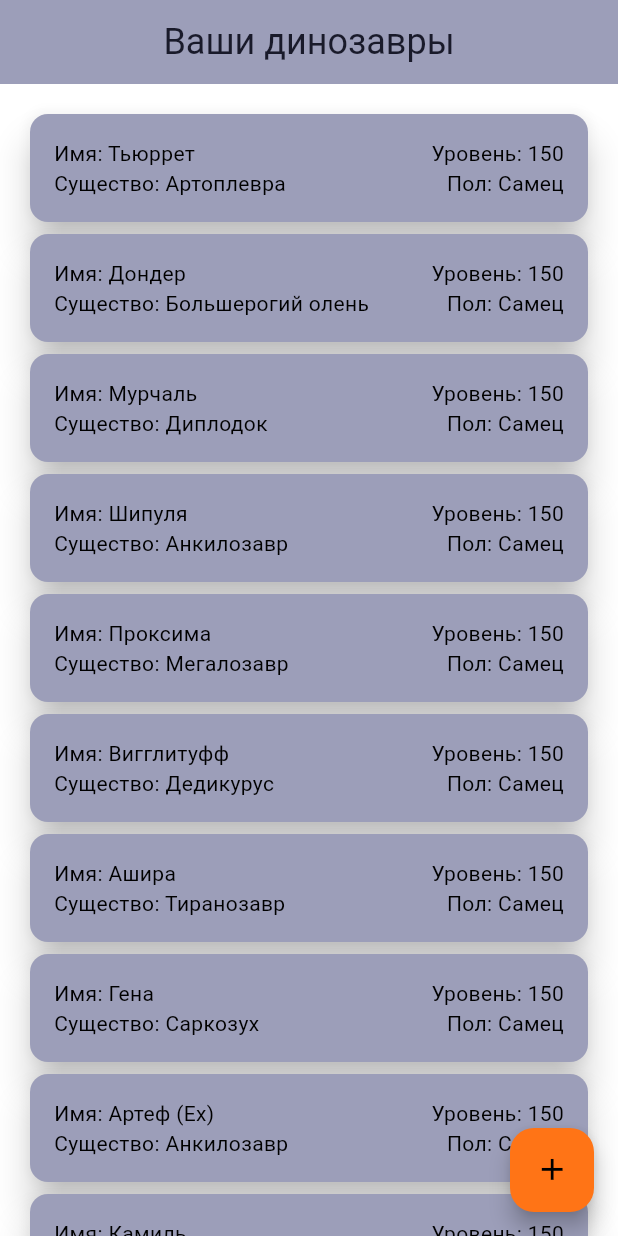
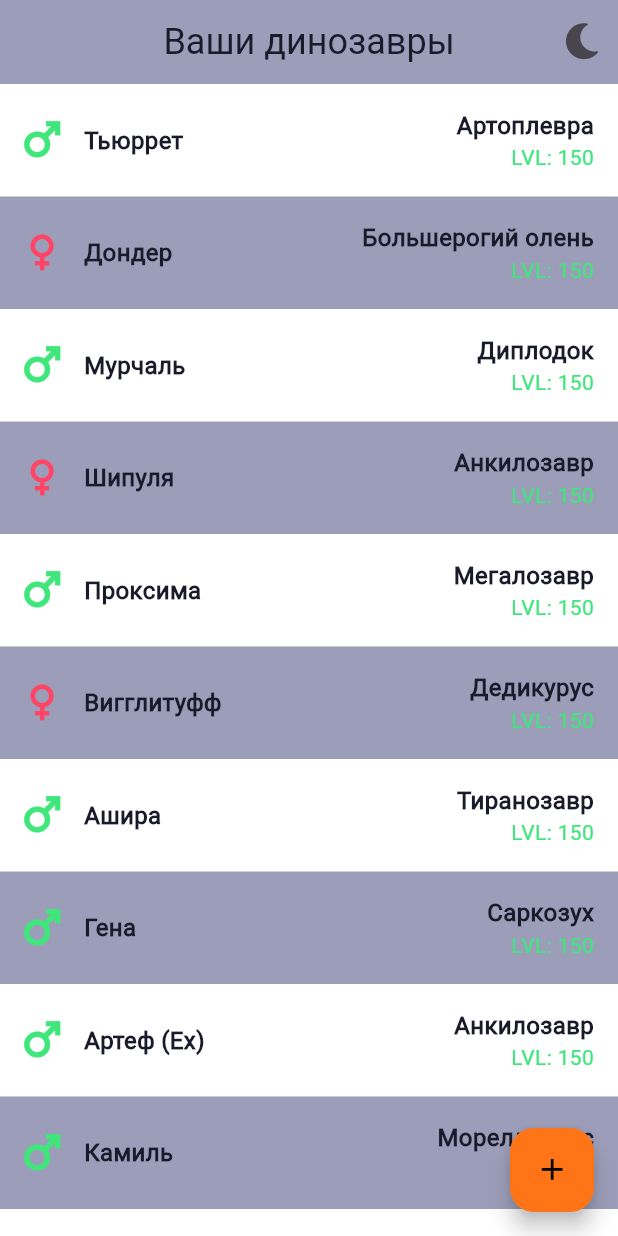
Before and after one commit to leushinilya/DinoManager, a Flutter app: the screen it shows after launch, on a phone screen of 412 x 824 dp. Run offline on Flutter 3.47's test engine with Material 3 defaults, Android fonts, the phone set to English and light mode, and no system bars.

Commit message:
List design

```diff
--- a/lib/data/dino_repo.dart
+++ b/lib/data/dino_repo.dart
@@ -2,18 +2,18 @@ import 'package:dino_manager/models/dino.dart';
 
 final List<Dino> items = [
   Dino("Тьюррет", "Артоплевра", Gender.male, 150),
-  Dino("Дондер", "Большерогий олень", Gender.male, 150),
+  Dino("Дондер", "Большерогий олень", Gender.female, 150),
   Dino("Мурчаль", "Диплодок", Gender.male, 150),
-  Dino("Шипуля", "Анкилозавр", Gender.male, 150),
+  Dino("Шипуля", "Анкилозавр", Gender.female, 150),
   Dino("Проксима", "Мегалозавр", Gender.male, 150),
-  Dino("Вигглитуфф", "Дедикурус", Gender.male, 150),
+  Dino("Вигглитуфф", "Дедикурус", Gender.female, 150),
   Dino("Ашира", "Тиранозавр", Gender.male, 150),
   Dino("Гена", "Саркозух", Gender.male, 150),
   Dino("Артеф (Ex)", "Анкилозавр", Gender.male, 150),
   Dino("Камиль", "Мореллатопс", Gender.male, 150),
-  Dino("Маунтин", "Бронтозавр", Gender.male, 150),
+  Dino("Маунтин", "Бронтозавр", Gender.female, 150),
   Dino("Армор", "Карбонемис", Gender.male, 150),
-  Dino("Бло", "Карбонемис", Gender.male, 150),
+  Dino("Бло", "Карбонемис", Gender.female, 150),
   Dino("Варута", "Карбонемис", Gender.male, 150),
   Dino("Арло", "Диплодок", Gender.male, 150),
   Dino("Флэйм", "Тиранозавр", Gender.male, 150),
--- a/lib/ui/components/dino_card.dart
+++ b/lib/ui/components/dino_card.dart
@@ -1,4 +1,5 @@
 import 'package:dino_manager/models/dino.dart';
+import 'package:dino_manager/ui/theme/icons/dino_icons.dart';
 import 'package:dino_manager/ui/theme/theme_extension.dart';
 import 'package:flutter/material.dart';
 
@@ -14,40 +15,70 @@ class DinoCard extends StatelessWidget {
     super.key,
   });
 
+  Icon _getGenderIcon(BuildContext context) {
+    var palette = context.dinoTheme.palette;
+    switch (dino.gender) {
+      case Gender.male:
+        return Icon(
+          DinoIcons.male,
+          size: 24,
+          color: palette.iconColors.success,
+        );
+      case Gender.female:
+        return Icon(
+          DinoIcons.female,
+          size: 24,
+          color: palette.iconColors.error,
+        );
+    }
+  }
+
   @override
   Widget build(BuildContext context) {
     final theme = context.dinoTheme;
 
-    TextStyle textStyle =
-        const TextStyle(color: Colors.black, overflow: TextOverflow.ellipsis);
-
-    return InkWell(
+    return Container(
+      color: primary
+          ? theme.palette.surfaceColors.primary
+          : theme.palette.surfaceColors.secondary,
+      child: InkWell(
         onTap: () {
           onPressed(dino);
         },
-      child: Card(
-        elevation: 10,
-        color: theme.palette.surfaceColors.primary,
-        child: Padding(
-          padding: const EdgeInsets.all(16.0),
+        child: Row(
+          children: [
+            Padding(
+              padding: EdgeInsets.all(theme.dimens.spacings.spacingL),
+              child: _getGenderIcon(context),
+            ),
+            Text(
+              dino.name,
+              style: theme.textStyles.heading.h3.copyWith(
+                color: theme.palette.textColors.primary,
+              ),
+            ),
+            const Spacer(),
+            Padding(
+              padding: EdgeInsets.all(theme.dimens.spacings.spacingL),
               child: Column(
+                crossAxisAlignment: CrossAxisAlignment.end,
                 children: [
-              Row(
-                mainAxisAlignment: MainAxisAlignment.spaceBetween,
-                children: [
-                  Text("Имя: ${dino.name}", style: textStyle),
-                  Text("Уровень: ${dino.level.toString()}", style: textStyle),
-                ],
+                  Text(
+                    dino.race,
+                    style: theme.textStyles.heading.h3.copyWith(
+                      color: theme.palette.textColors.primary,
                     ),
-              Row(
-                mainAxisAlignment: MainAxisAlignment.spaceBetween,
-                children: [
-                  Text("Существо: ${dino.race}", style: textStyle),
-                  Text("Пол: ${dino.gender.value}", style: textStyle),
-                ],
+                  ),
+                  Text(
+                    "LVL: ${dino.level.toString()}",
+                    style: theme.textStyles.body.b2.copyWith(
+                      color: theme.palette.textColors.success,
+                    ),
                   ),
                 ],
               ),
+            )
+          ],
         ),
       ),
     );
--- a/lib/ui/screens/dino_list_screen.dart
+++ b/lib/ui/screens/dino_list_screen.dart
@@ -17,6 +17,13 @@ class DinoListScreen extends StatelessWidget {
         title: const Text(
           "Ваши динозавры",
         ),
+        actions: [
+          IconButton(
+            icon: const Icon(DinoIcons.moon),
+            onPressed: () {
+            },
+          ),
+        ],
       ),
       body: ListView.builder(
         physics: const BouncingScrollPhysics(),
@@ -32,9 +39,9 @@ class DinoListScreen extends StatelessWidget {
               ),
             )
           },
-          primary: true,
+          primary: index % 2 == 1,
         ),
-        padding: const EdgeInsets.all(16.0),
+        padding: const EdgeInsets.all(0),
       ),
       floatingActionButton: FloatingActionButton(
           onPressed: () {
--- a/lib/ui/theme/typography/tipography.dart
+++ b/lib/ui/theme/typography/tipography.dart
@@ -19,7 +19,7 @@ final TextStyles textStyles = TextStyles(
     h3: const TextStyle(
       fontFamily: roboto,
       fontSize: 16,
-      fontWeight: FontWeight.w500,
+      fontWeight: FontWeight.w700,
     ),
     h4: const TextStyle(
       fontFamily: roboto,
```
Lines whose indentation alone changed are shown as unchanged.
